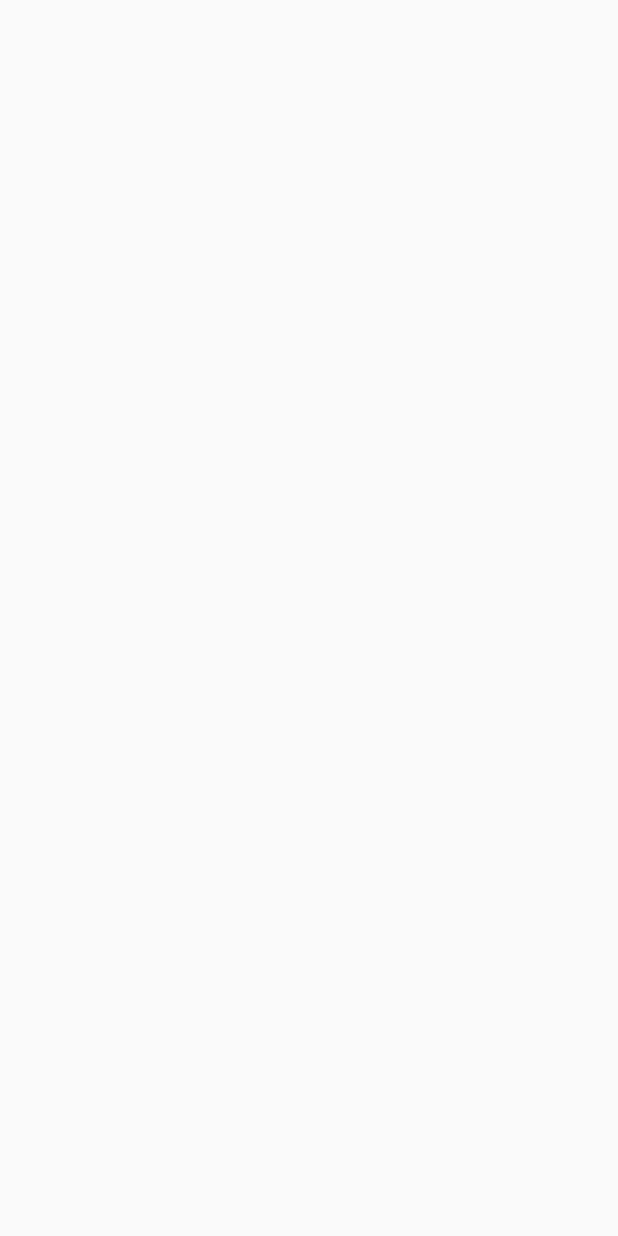
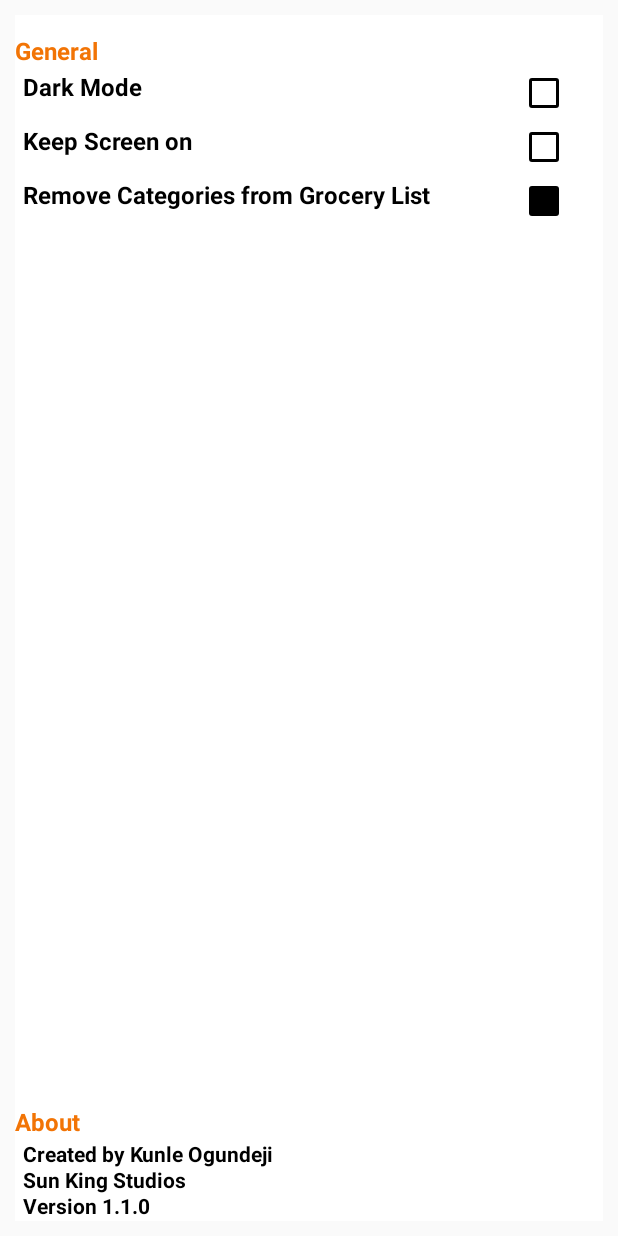
Before and after one commit to KOgundeji/Meal-Planning-App, an Android app built with Jetpack Compose: the SettingsScreen screen opened through its navigation route, on a phone screen of 412 x 824 dp. Before the commit the screen is empty. Run offline under Robolectric (Android 15) with nearby library versions, the phone set to English and light mode, and no system bars.

Commit message:
created settings screen

```diff
--- a/app/src/main/java/com/kunle/aisle9b/navigation/Aisle9Navigation.kt
+++ b/app/src/main/java/com/kunle/aisle9b/navigation/Aisle9Navigation.kt
@@ -1,11 +1,13 @@
 package com.kunle.aisle9b.navigation
 
+import android.provider.Settings
 import androidx.compose.runtime.Composable
 import androidx.navigation.compose.NavHost
 import androidx.navigation.compose.composable
 import androidx.navigation.compose.rememberNavController
 import com.kunle.aisle9b.screens.ListScreen
 import com.kunle.aisle9b.screens.MealScreen
+import com.kunle.aisle9b.screens.SettingsScreen
 
 @Composable
 fun Aisle9Navigation() {
@@ -18,7 +20,9 @@ fun Aisle9Navigation() {
             MealScreen()
 //            MealScreen(navController = navController)
         }
-        composable(route = GroceryScreens.SettingsScreen.name) {}
+        composable(route = GroceryScreens.SettingsScreen.name) {
+            SettingsScreen()
+        }
     }
 
 }
--- a/app/src/main/java/com/kunle/aisle9b/screens/MealScreen.kt
+++ b/app/src/main/java/com/kunle/aisle9b/screens/MealScreen.kt
@@ -1,7 +1,5 @@
 package com.kunle.aisle9b.screens
 
-import android.annotation.SuppressLint
-import androidx.compose.foundation.clickable
 import androidx.compose.foundation.layout.*
 import androidx.compose.foundation.lazy.LazyColumn
 import androidx.compose.foundation.lazy.items
@@ -16,27 +14,26 @@ import androidx.compose.ui.Modifier
 import androidx.compose.ui.graphics.Color
 import androidx.compose.ui.text.font.FontStyle
 import androidx.compose.ui.text.font.FontWeight
-import androidx.compose.ui.text.style.TextAlign
 import androidx.compose.ui.tooling.preview.Preview
 import androidx.compose.ui.unit.dp
 import androidx.compose.ui.unit.sp
-import androidx.navigation.NavController
 import com.kunle.aisle9b.models.Meal
 import com.kunle.aisle9b.templates.MealItem9
 import com.kunle.aisle9b.ui.theme.BaseOrange
-import com.kunle.aisle9b.ui.theme.OrangeShade
+import com.kunle.aisle9b.ui.theme.OrangeTintDark
 
 @Composable
 fun MealScreen() {
     Scaffold(topBar = {
         TopAppBar(
-            backgroundColor = BaseOrange,
+            backgroundColor = OrangeTintDark,
             elevation = 5.dp,
         ) {
             Row(horizontalArrangement = Arrangement.Start) {
                 Icon(
                     imageVector = Icons.Filled.ArrowBack,
                     contentDescription = "Back arrow",
+                    tint = Color.Black,
                     modifier = Modifier
                         .size(36.dp)
                         .align(Alignment.CenterVertically),
@@ -46,6 +43,7 @@ fun MealScreen() {
                     fontSize = 36.sp,
                     fontWeight = FontWeight.Bold,
                     fontStyle = FontStyle.Italic,
+                    color = Color.Black,
                     modifier = Modifier.padding(start = 10.dp)
                 )
             }
--- /dev/null
+++ b/app/src/main/java/com/kunle/aisle9b/screens/SettingsScreen.kt
@@ -0,0 +1,151 @@
+package com.kunle.aisle9b.screens
+
+import androidx.compose.foundation.layout.*
+import androidx.compose.material.Checkbox
+import androidx.compose.material.CheckboxDefaults
+import androidx.compose.material.Surface
+import androidx.compose.material.Text
+import androidx.compose.runtime.Composable
+import androidx.compose.runtime.mutableStateOf
+import androidx.compose.runtime.remember
+import androidx.compose.ui.Alignment
+import androidx.compose.ui.Modifier
+import androidx.compose.ui.graphics.Color
+import androidx.compose.ui.text.font.FontWeight
+import androidx.compose.ui.text.style.TextAlign
+import androidx.compose.ui.tooling.preview.Preview
+import androidx.compose.ui.unit.dp
+import androidx.compose.ui.unit.sp
+import com.kunle.aisle9b.ui.theme.BaseOrange
+import com.kunle.aisle9b.ui.theme.OrangeTintLight
+
+@Composable
+fun SettingsScreen() {
+    val darkMode = remember { mutableStateOf(false) }
+    val screenPermOn = remember { mutableStateOf(false) }
+    val categories = remember { mutableStateOf(true) }
+
+    Surface(modifier = Modifier.padding(10.dp)) {
+        Column {
+            Spacer(modifier = Modifier.height(15.dp))
+            Text(
+                text = "General",
+                fontWeight = FontWeight.Bold,
+                color = BaseOrange,
+                fontSize = 16.sp
+            )
+            Row {
+                Text(
+                    text = "Dark Mode",
+                    fontWeight = FontWeight.Bold,
+                    color = Color.Black,
+                    fontSize = 16.sp,
+                    modifier = Modifier
+                        .padding(5.dp)
+                        .weight(.8f)
+                )
+                Checkbox(
+                    checked = darkMode.value,
+                    onCheckedChange = {},
+                    enabled = true,
+                    modifier = Modifier
+                        .align(Alignment.CenterVertically)
+                        .weight(.2f)
+                        .size(36.dp),
+                    colors = CheckboxDefaults.colors(
+                        checkedColor = Color.Black,
+                        uncheckedColor = Color.Black,
+                        checkmarkColor = Color.Black
+                    )
+                )
+            }
+            Row {
+                Text(
+                    text = "Keep Screen on",
+                    fontWeight = FontWeight.Bold,
+                    color = Color.Black,
+                    fontSize = 16.sp,
+                    modifier = Modifier
+                        .padding(5.dp)
+                        .weight(.8f)
+                )
+                Checkbox(
+                    checked = screenPermOn.value,
+                    onCheckedChange = {},
+                    modifier = Modifier
+                        .align(Alignment.CenterVertically)
+                        .weight(.2f)
+                        .size(36.dp),
+                    enabled = true,
+                    colors = CheckboxDefaults.colors(
+                        checkedColor = Color.Black,
+                        uncheckedColor = Color.Black,
+                        checkmarkColor = Color.Black
+                    )
+                )
+            }
+            Row {
+                Text(
+                    text = "Remove Categories from Grocery List",
+                    fontWeight = FontWeight.Bold,
+                    color = Color.Black,
+                    fontSize = 16.sp,
+                    modifier = Modifier
+                        .padding(5.dp)
+                        .weight(.8f)
+                )
+                Checkbox(
+                    checked = categories.value,
+                    onCheckedChange = {},
+                    modifier = Modifier
+                        .align(Alignment.CenterVertically)
+                        .weight(.2f)
+                        .size(36.dp),
+                    enabled = true,
+                    colors = CheckboxDefaults.colors(
+                        checkedColor = Color.Black,
+                        uncheckedColor = Color.Black,
+                        checkmarkColor = Color.Black
+                    )
+                )
+            }
+
+            Column() {
+                Box(modifier = Modifier.weight(1f, true))
+                Text(
+                    text = "About",
+                    fontWeight = FontWeight.Bold,
+                    color = BaseOrange,
+                    fontSize = 16.sp,
+                )
+                Text(
+                    text = "Created by Kunle Ogundeji",
+                    fontWeight = FontWeight.Bold,
+                    color = Color.Black,
+                    fontSize = 14.sp,
+                    modifier = Modifier.padding(start = 5.dp, top = 4.dp, bottom = 1.dp)
+                )
+                Text(
+                    text = "Sun King Studios",
+                    fontWeight = FontWeight.Bold,
+                    color = Color.Black,
+                    fontSize = 14.sp,
+                    modifier = Modifier.padding(start = 5.dp, bottom = 1.dp)
+                )
+                Text(
+                    text = "Version 1.1.0",
+                    fontWeight = FontWeight.Bold,
+                    color = Color.Black,
+                    fontSize = 14.sp,
+                    modifier = Modifier.padding(start = 5.dp, bottom = 1.dp)
+                )
+            }
+        }
+    }
+}
+
+@Preview
+@Composable
+fun SettingsPreview() {
+    SettingsScreen()
+}
--- a/app/src/main/java/com/kunle/aisle9b/templates/MealItem9.kt
+++ b/app/src/main/java/com/kunle/aisle9b/templates/MealItem9.kt
@@ -18,11 +18,8 @@ import androidx.compose.ui.text.withStyle
 import androidx.compose.ui.tooling.preview.Preview
 import androidx.compose.ui.unit.dp
 import androidx.compose.ui.unit.sp
-import com.kunle.aisle9b.models.Food
 import com.kunle.aisle9b.models.Meal
 import com.kunle.aisle9b.ui.theme.BaseOrange
-import com.kunle.aisle9b.ui.theme.OrangeShade
-import com.kunle.aisle9b.ui.theme.OrangeTintDark
 import com.kunle.aisle9b.ui.theme.OrangeTintLight
 
 @Composable
```
